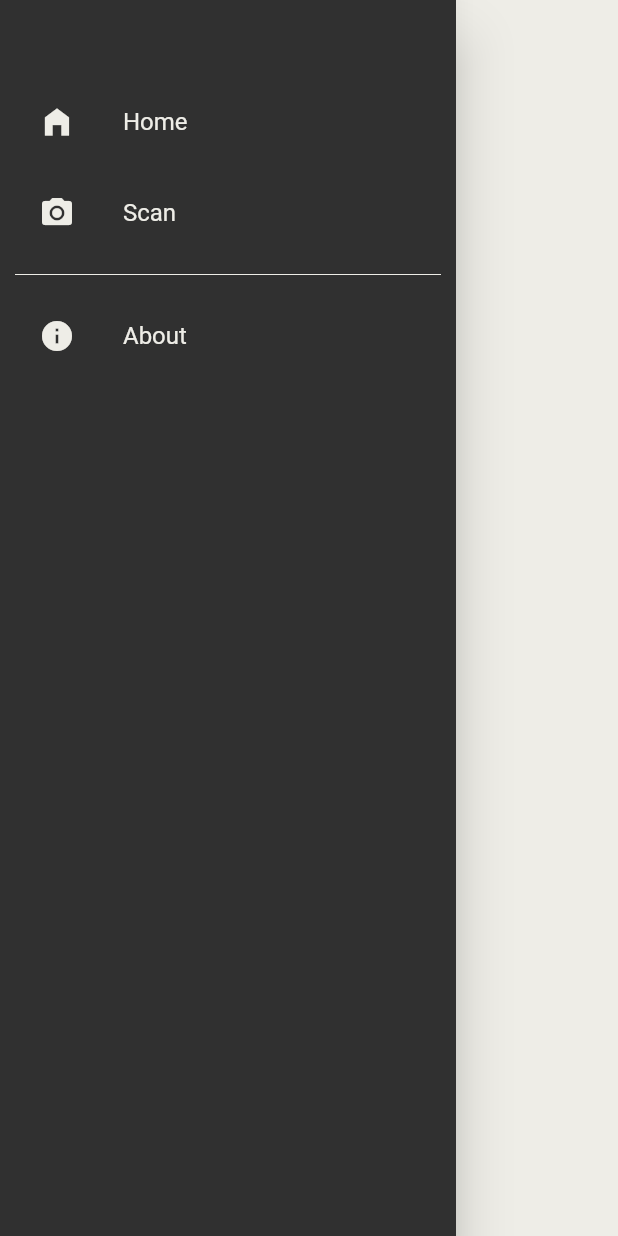
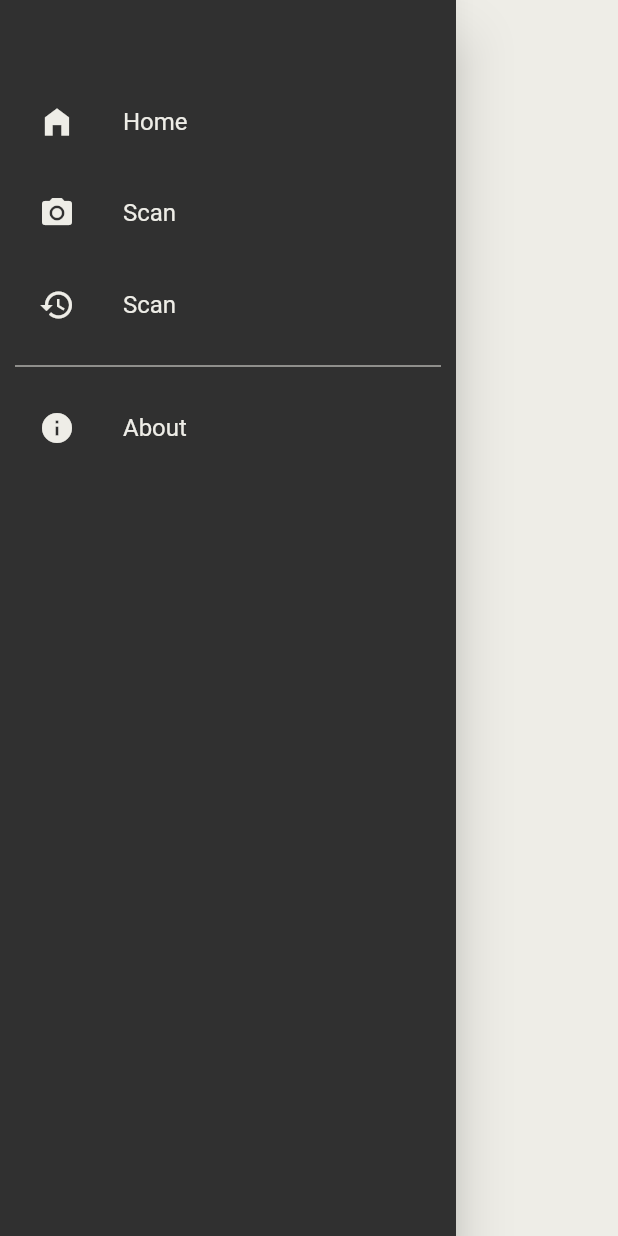
Before and after one commit to kripikkentangs/derma_scan, a Flutter app: the NavigationDrawerWidget widget shown alone on an empty page, opened directly, on a phone screen of 412 x 824 dp. Run offline on Flutter 3.47's test engine with Material 2 defaults, Android fonts, the phone set to English and light mode, and no system bars; our stand-ins replace image_cropper, image_picker; missing offline and left inert: simple_speed_dial, tflite.

Commit message:
Update drawer.dart

```diff
--- a/lib/drawer.dart
+++ b/lib/drawer.dart
@@ -1,3 +1,4 @@
+import 'package:derma_scan/history/history_screen.dart';
 import 'package:flutter/material.dart';
 
 import 'home/home_screen.dart';
@@ -26,6 +27,12 @@ class NavigationDrawerWidget extends StatelessWidget {
               text: 'Scan',
               icon: Icons.camera_alt,
               onClicked: () => selectedItem(context, 1),
+            ),
+            const SizedBox(height: 5),
+            buildMenuItem(
+              text: 'Scan',
+              icon: Icons.history,
+              onClicked: () => selectedItem(context, 2),
             ),
             const SizedBox(height: 5),
             Divider(
@@ -90,6 +97,10 @@ class NavigationDrawerWidget extends StatelessWidget {
         Navigator.of(context)
             .push(MaterialPageRoute(builder: (context) => ScanScreen()));
         break;
+      case 2:
+        Navigator.of(context)
+            .push(MaterialPageRoute(builder: (context) => HistoryScreen()));
+        break;
     }
   }
 }
```
